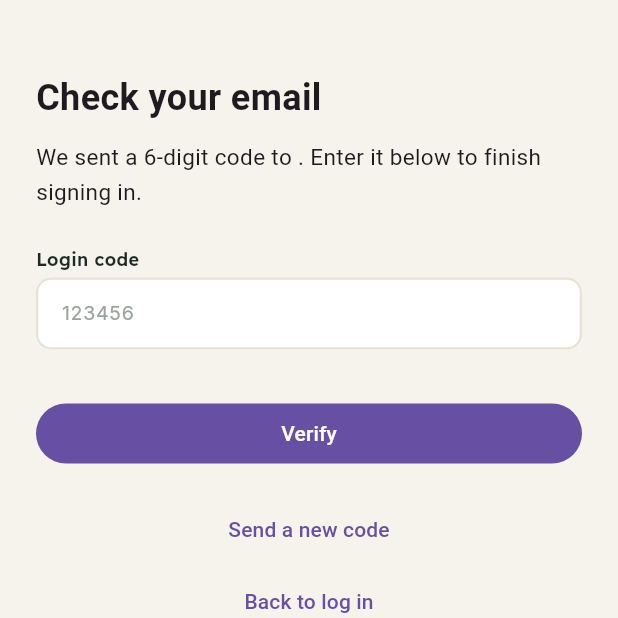
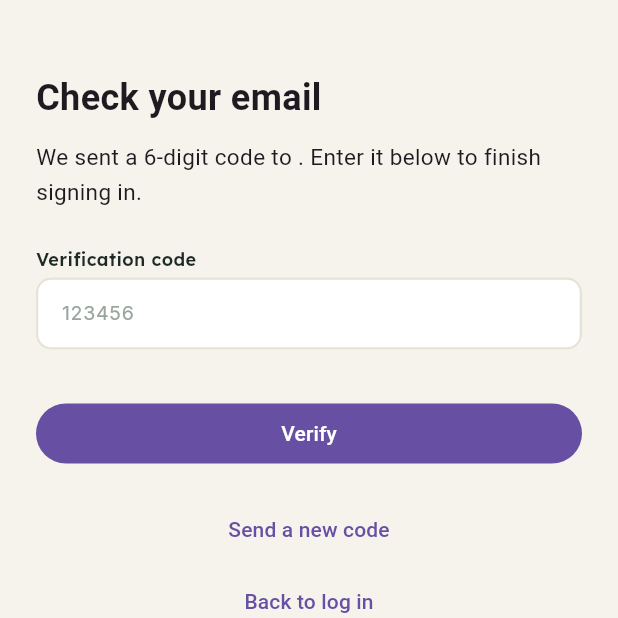
Before and after one commit to BOXCUBE06/SERBIS_prototype, a Flutter app: the VerifyLoginScreen screen opened directly with empty values, on a phone screen of 412 x 824 dp, the top half of it. Run offline on Flutter 3.47's test engine with Material 3 defaults, Android fonts, the phone set to English and light mode, and no system bars; our stand-ins replace file_picker, flutter_secure_storage, open_filex, shared_preferences; accounts and stored records are empty.

Commit message:
fix(auth): call the login code field what the signup one calls it
The same 6-digit one-time code was labelled "Verification code" on the
signup screen and "Login code" on the login screen — two names for one
concept, on two screens that are otherwise identical down to the
"Check your email" / "Check your messages" heading. Standardized on
"Verification code": it names what the field does rather than which
flow sent the code.

From docs/mobile-strings-audit.md's terminology table.

```diff
--- a/Mobile/lib/screens/auth/verify_login_screen.dart
+++ b/Mobile/lib/screens/auth/verify_login_screen.dart
@@ -218,7 +218,7 @@ class _VerifyLoginScreenState extends State<VerifyLoginScreen> {
               ),
               const SizedBox(height: 24),
               AppTextField(
-                label: 'Login code',
+                label: 'Verification code',
                 hint: '123456',
                 controller: _codeController,
                 keyboard: TextInputType.number,
```
